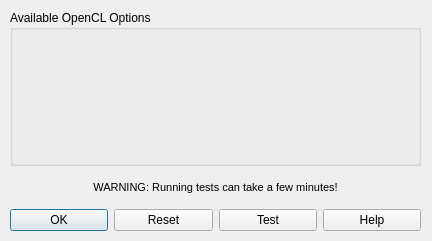
Qt form src/sas/qtgui/Perspectives/Fitting/UI/GPUOptionsUI.ui (SasView/sasview) before a commit.
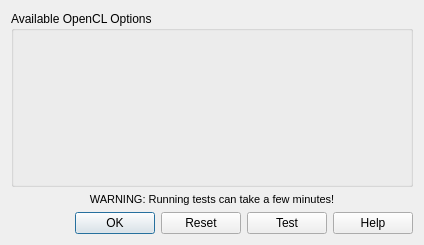
The same form after that commit. Icons and pictures are not drawn.

Commit message: Updated GPUOptions for py3/qt5

Patch:
```diff
--- a/src/sas/qtgui/Perspectives/Fitting/UI/GPUOptionsUI.ui
+++ b/src/sas/qtgui/Perspectives/Fitting/UI/GPUOptionsUI.ui
@@ -6,12 +6,12 @@
    <rect>
     <x>0</x>
     <y>0</y>
-    <width>432</width>
-    <height>241</height>
+    <width>424</width>
+    <height>245</height>
    </rect>
   </property>
   <property name="sizePolicy">
-   <sizepolicy hsizetype="Fixed" vsizetype="Fixed">
+   <sizepolicy hsizetype="MinimumExpanding" vsizetype="MinimumExpanding">
     <horstretch>0</horstretch>
     <verstretch>0</verstretch>
    </sizepolicy>
@@ -23,34 +23,33 @@
    <iconset>
     <normaloff>../../../UI/res/ball.ico</normaloff>../../../UI/res/ball.ico</iconset>
   </property>
-  <widget class="QWidget" name="verticalLayoutWidget_2">
-   <property name="geometry">
-    <rect>
-     <x>0</x>
-     <y>0</y>
-     <width>431</width>
-     <height>241</height>
-    </rect>
-   </property>
-   <layout class="QVBoxLayout" name="verticalLayout" stretch="5,1,0">
-    <property name="sizeConstraint">
-     <enum>QLayout::SetMinimumSize</enum>
-    </property>
-    <property name="margin">
-     <number>10</number>
-    </property>
-    <item>
+  <layout class="QGridLayout" name="gridLayout_2">
+   <item row="0" column="0">
+    <layout class="QGridLayout" name="gridLayout">
+     <item row="0" column="0" colspan="2">
      <widget class="QGroupBox" name="openCLCheckBoxGroup">
+       <property name="sizePolicy">
+        <sizepolicy hsizetype="MinimumExpanding" vsizetype="MinimumExpanding">
+         <horstretch>0</horstretch>
+         <verstretch>0</verstretch>
+        </sizepolicy>
+       </property>
+       <property name="minimumSize">
+        <size>
+         <width>300</width>
+         <height>150</height>
+        </size>
+       </property>
       <property name="title">
        <string>Available OpenCL Options</string>
       </property>
       <widget class="QWidget" name="verticalLayoutWidget">
        <property name="geometry">
         <rect>
-         <x>0</x>
-         <y>10</y>
-         <width>411</width>
-         <height>131</height>
+          <x>10</x>
+          <y>20</y>
+          <width>391</width>
+          <height>141</height>
         </rect>
        </property>
        <layout class="QVBoxLayout" name="optionsLayout">
@@ -64,28 +63,7 @@
       </widget>
      </widget>
     </item>
-    <item>
-     <widget class="QLabel" name="warningMessage">
-      <property name="sizePolicy">
-       <sizepolicy hsizetype="Minimum" vsizetype="Preferred">
-        <horstretch>0</horstretch>
-        <verstretch>0</verstretch>
-       </sizepolicy>
-      </property>
-      <property name="font">
-       <font>
-        <pointsize>8</pointsize>
-       </font>
-      </property>
-      <property name="text">
-       <string>WARNING: Running tests can take a few minutes!</string>
-      </property>
-      <property name="alignment">
-       <set>Qt::AlignCenter</set>
-      </property>
-     </widget>
-    </item>
-    <item>
+     <item row="2" column="1">
      <layout class="QHBoxLayout" name="horizontalLayout">
       <property name="sizeConstraint">
        <enum>QLayout::SetMinimumSize</enum>
@@ -123,8 +101,43 @@
       </item>
      </layout>
     </item>
-   </layout>
-  </widget>
+     <item row="2" column="0">
+      <spacer name="horizontalSpacer">
+       <property name="orientation">
+        <enum>Qt::Horizontal</enum>
+       </property>
+       <property name="sizeHint" stdset="0">
+        <size>
+         <width>78</width>
+         <height>20</height>
+        </size>
+       </property>
+      </spacer>
+     </item>
+     <item row="1" column="0" colspan="2">
+      <widget class="QLabel" name="warningMessage">
+       <property name="sizePolicy">
+        <sizepolicy hsizetype="Minimum" vsizetype="Preferred">
+         <horstretch>0</horstretch>
+         <verstretch>0</verstretch>
+        </sizepolicy>
+       </property>
+       <property name="font">
+        <font>
+         <pointsize>8</pointsize>
+        </font>
+       </property>
+       <property name="text">
+        <string>WARNING: Running tests can take a few minutes!</string>
+       </property>
+       <property name="alignment">
+        <set>Qt::AlignCenter</set>
+       </property>
+      </widget>
+     </item>
+    </layout>
+   </item>
+  </layout>
  </widget>
  <resources/>
  <connections>
```
Left out of the diff: 14 changed lines with no effect on the pictures. Lines whose indentation alone changed are shown as unchanged. The commit also changes 3 other files.
